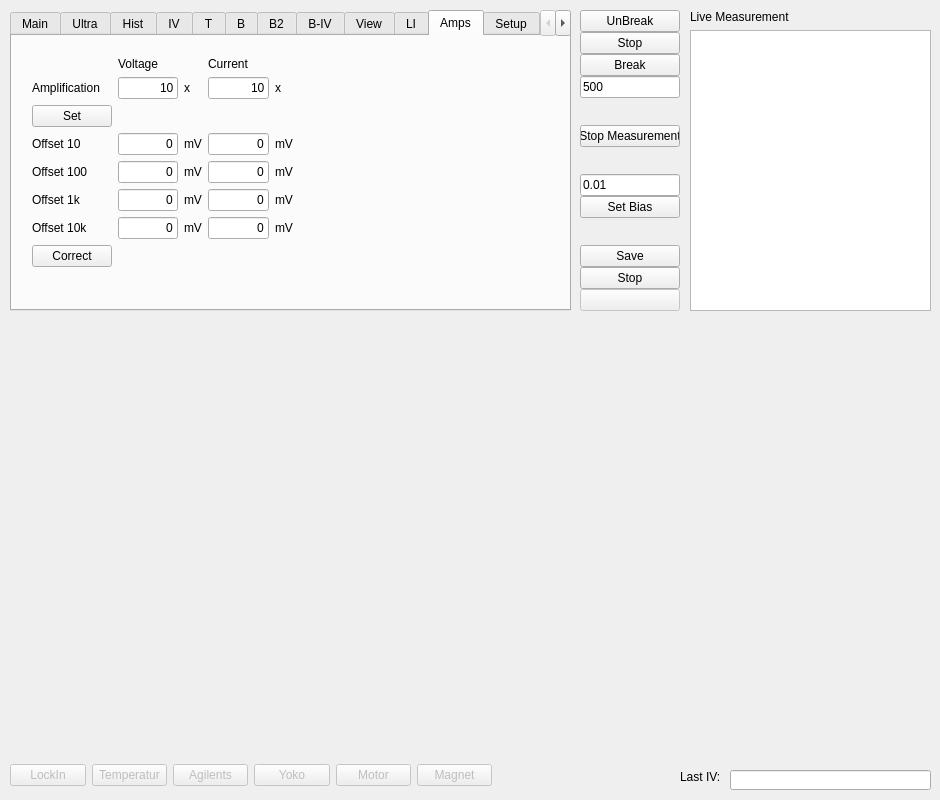
Above: gui_andreev.ui from konchris/andreev before the change. Below: the same form after it.
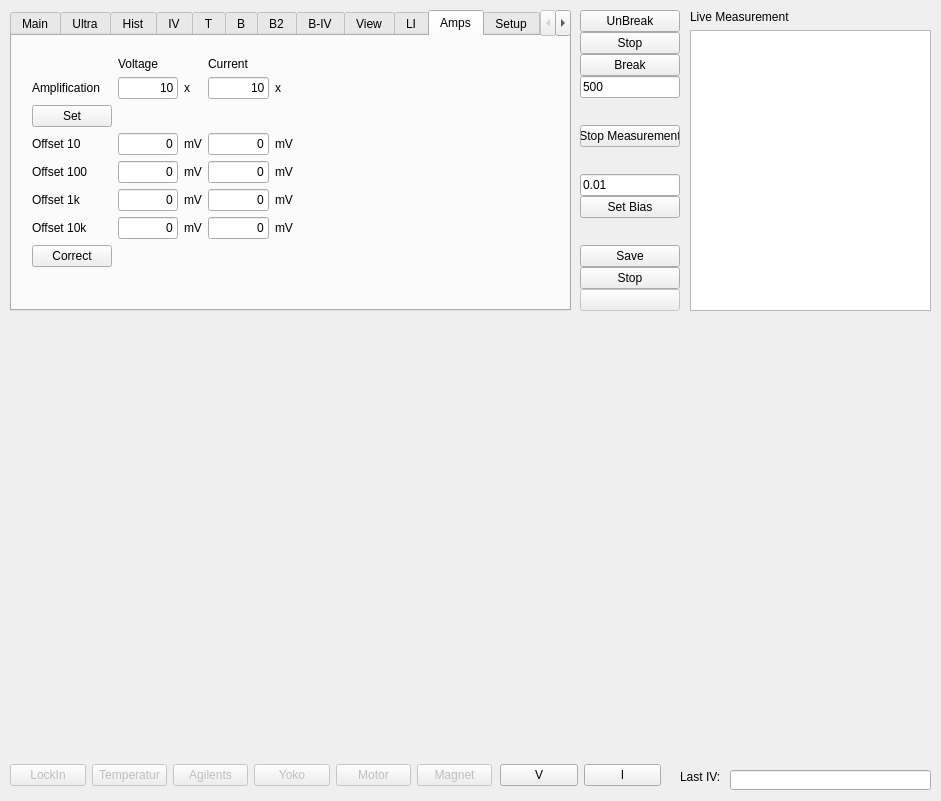
That is the form after the change. The open tabs and pages were chosen to show the change. Custom widgets are drawn as their Qt base class.

Commit message: FIXED: Merge of Martin K. and Davids Part ADD: BIV-Map

Patch:
```diff
--- a/gui_andreev.ui
+++ b/gui_andreev.ui
@@ -6,8 +6,8 @@
    <rect>
     <x>0</x>
     <y>0</y>
-    <width>940</width>
-    <height>800</height>
+    <width>941</width>
+    <height>801</height>
    </rect>
   </property>
   <property name="windowTitle">
@@ -99,7 +99,7 @@
         </size>
        </property>
        <property name="currentIndex">
-        <number>13</number>
+        <number>11</number>
        </property>
        <widget class="QWidget" name="tab1">
         <attribute name="title">
@@ -3166,7 +3166,7 @@
            </widget>
           </item>
           <item row="1" column="1">
-           <widget class="QLineEdit" name="editFactorVoltage_2">
+           <widget class="QLineEdit" name="editFactorVoltage">
             <property name="text">
              <string>10</string>
             </property>
@@ -3176,7 +3176,7 @@
            </widget>
           </item>
           <item row="1" column="3">
-           <widget class="QLineEdit" name="editFactorCurrent_2">
+           <widget class="QLineEdit" name="editFactorCurrent">
             <property name="text">
              <string>10</string>
             </property>
@@ -3193,7 +3193,7 @@
            </widget>
           </item>
           <item row="3" column="1">
-           <widget class="QLineEdit" name="editOffsetVoltage_2">
+           <widget class="QLineEdit" name="editOffsetVoltage">
             <property name="text">
              <string>0</string>
             </property>
@@ -3203,7 +3203,7 @@
            </widget>
           </item>
           <item row="3" column="3">
-           <widget class="QLineEdit" name="editOffsetCurrent_2">
+           <widget class="QLineEdit" name="editOffsetCurrent">
             <property name="text">
              <string>0</string>
             </property>
@@ -3220,7 +3220,7 @@
            </widget>
           </item>
           <item row="7" column="0">
-           <widget class="QPushButton" name="btnOffset_2">
+           <widget class="QPushButton" name="btnOffset">
             <property name="text">
              <string>Correct</string>
             </property>
@@ -3265,7 +3265,7 @@
            </widget>
           </item>
           <item row="4" column="1">
-           <widget class="QLineEdit" name="editOffsetVoltage_3">
+           <widget class="QLineEdit" name="editOffsetVoltage_2">
             <property name="text">
              <string>0</string>
             </property>
@@ -3282,7 +3282,7 @@
            </widget>
           </item>
           <item row="4" column="3">
-           <widget class="QLineEdit" name="editOffsetCurrent_3">
+           <widget class="QLineEdit" name="editOffsetCurrent_2">
             <property name="text">
              <string>0</string>
             </property>
@@ -3292,7 +3292,7 @@
            </widget>
           </item>
           <item row="5" column="1">
-           <widget class="QLineEdit" name="editOffsetVoltage_5">
+           <widget class="QLineEdit" name="editOffsetVoltage_3">
             <property name="text">
              <string>0</string>
             </property>
@@ -3302,6 +3302,16 @@
            </widget>
           </item>
           <item row="5" column="3">
+           <widget class="QLineEdit" name="editOffsetCurrent_3">
+            <property name="text">
+             <string>0</string>
+            </property>
+            <property name="alignment">
+             <set>Qt::AlignRight|Qt::AlignTrailing|Qt::AlignVCenter</set>
+            </property>
+           </widget>
+          </item>
+          <item row="6" column="3">
            <widget class="QLineEdit" name="editOffsetCurrent_4">
             <property name="text">
              <string>0</string>
@@ -3311,16 +3321,6 @@
             </property>
            </widget>
           </item>
-          <item row="6" column="3">
-           <widget class="QLineEdit" name="editOffsetCurrent_5">
-            <property name="text">
-             <string>0</string>
-            </property>
-            <property name="alignment">
-             <set>Qt::AlignRight|Qt::AlignTrailing|Qt::AlignVCenter</set>
-            </property>
-           </widget>
-          </item>
           <item row="4" column="4">
            <widget class="QLabel" name="label_167">
             <property name="text">
@@ -3933,6 +3933,32 @@
      </rect>
     </property>
    </widget>
+   <widget class="QWidget" name="horizontalLayoutWidget_3">
+    <property name="geometry">
+     <rect>
+      <x>500</x>
+      <y>760</y>
+      <width>161</width>
+      <height>31</height>
+     </rect>
+    </property>
+    <layout class="QHBoxLayout" name="horizontalLayout_3">
+     <item>
+      <widget class="QPushButton" name="btnFemtoVoltage">
+       <property name="text">
+        <string>V</string>
+       </property>
+      </widget>
+     </item>
+     <item>
+      <widget class="QPushButton" name="btnFemtoCurrent">
+       <property name="text">
+        <string>I</string>
+       </property>
+      </widget>
+     </item>
+    </layout>
+   </widget>
   </widget>
   <action name="action_Close">
    <property name="text">
```
The commit also changes 1 other file.
